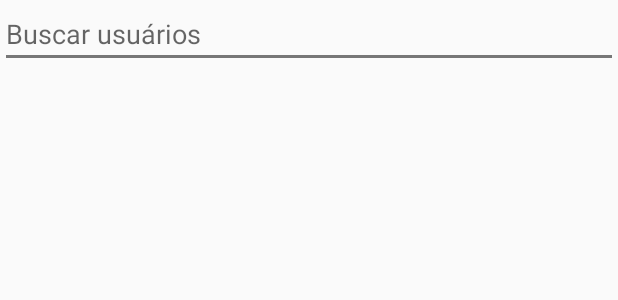
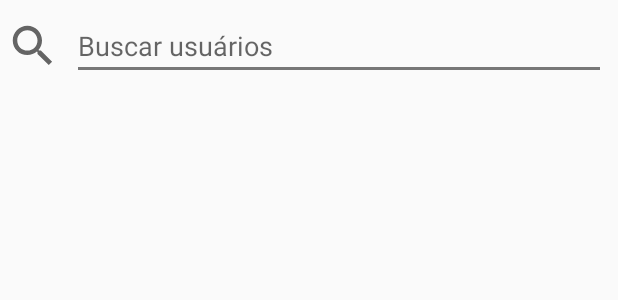
Before and after one commit to leandro-jesus-eng/Apis-mobile-UEMS, an Android app: the layout activity_share_lote.xml on its own in the app's theme, with its tools: preview values and no code run, on a phone screen of 412 x 824 dp. Shown: the top 300 px of the screen. Run offline under Robolectric (Android 15) with nearby library versions, the phone set to English and light mode, and no system bars.

Commit message:
[NEW] User list and search

```diff
--- a/app/src/main/java/com/apis/features/lote_list/LoteViewHolder.java
+++ b/app/src/main/java/com/apis/features/lote_list/LoteViewHolder.java
@@ -14,6 +14,7 @@ public class LoteViewHolder extends RecyclerView.ViewHolder {
     final TextView experimento;
     final ImageButton btnExcluir;
     final ImageButton btnExportarDados;
+    final ImageButton shareLoteButton;
 
     public LoteViewHolder(View view) {
         super(view);
@@ -22,6 +23,6 @@ public class LoteViewHolder extends RecyclerView.ViewHolder {
         experimento = (TextView) view.findViewById(R.id.lbl_experimento);
         btnExcluir = (ImageButton) view.findViewById(R.id.btnDeleteLote);
         btnExportarDados = (ImageButton) view.findViewById(R.id.btnExportarDados);
-
+        shareLoteButton = (ImageButton) view.findViewById(R.id.share_lote_button);
     }
 }
--- /dev/null
+++ b/app/src/main/res/drawable/ic_baseline_search_24.xml
@@ -0,0 +1,10 @@
+<vector xmlns:android="http://schemas.android.com/apk/res/android"
+    android:width="24dp"
+    android:height="24dp"
+    android:viewportWidth="24"
+    android:viewportHeight="24"
+    android:tint="?attr/colorControlNormal">
+  <path
+      android:fillColor="@android:color/white"
+      android:pathData="M15.5,14h-0.79l-0.28,-0.27C15.41,12.59 16,11.11 16,9.5 16,5.91 13.09,3 9.5,3S3,5.91 3,9.5 5.91,16 9.5,16c1.61,0 3.09,-0.59 4.23,-1.57l0.27,0.28v0.79l5,4.99L20.49,19l-4.99,-5zM9.5,14C7.01,14 5,11.99 5,9.5S7.01,5 9.5,5 14,7.01 14,9.5 11.99,14 9.5,14z"/>
+</vector>
--- a/app/src/main/res/layout/activity_share_lote.xml
+++ b/app/src/main/res/layout/activity_share_lote.xml
@@ -6,12 +6,24 @@
     android:layout_height="match_parent"
     tools:context=".features.shareLote.ShareLoteActivity">
 
+    <ImageButton
+        android:id="@+id/share_lote_search_button"
+        android:layout_width="36dp"
+        android:layout_height="36dp"
+        android:layout_marginStart="4dp"
+        android:background="@drawable/ic_baseline_search_24"
+        app:layout_constraintBottom_toBottomOf="@id/share_lote_search_editText"
+        app:layout_constraintStart_toStartOf="parent"
+        app:layout_constraintTop_toTopOf="@id/share_lote_search_editText" />
+
     <EditText
         android:id="@+id/share_lote_search_editText"
-        android:layout_width="match_parent"
+        android:layout_width="0dp"
         android:layout_height="wrap_content"
+        android:layout_margin="8dp"
         android:hint="Buscar usuários"
-        app:layout_constraintStart_toStartOf="parent"
+        app:layout_constraintEnd_toEndOf="parent"
+        app:layout_constraintStart_toEndOf="@+id/share_lote_search_button"
         app:layout_constraintTop_toTopOf="parent" />
 
     <androidx.recyclerview.widget.RecyclerView
@@ -19,6 +31,8 @@
         android:layout_width="match_parent"
         android:layout_height="0dp"
         app:layout_constraintBottom_toBottomOf="parent"
-        app:layout_constraintTop_toBottomOf="@id/share_lote_search_editText" />
+        app:layout_constraintTop_toBottomOf="@id/share_lote_search_editText"
+        android:layout_margin="8dp"
+        app:layoutManager="androidx.recyclerview.widget.LinearLayoutManager"/>
 
 </androidx.constraintlayout.widget.ConstraintLayout>
```
Also changed, not shown: app/src/main/java/com/apis/features/lote_list/LoteAdapter.java (+11 -0 lines), app/src/main/java/com/apis/features/shareLote/ShareLoteActivity.java (+55 -1 lines), app/src/main/java/com/apis/features/shareLote/ShareLoteAdapter.java (added, +41 -0 lines), app/src/main/java/com/apis/features/shareLote/ShareLoteViewHolder.java (added, +22 -0 lines), app/src/main/res/drawable/ic_baseline_share_24.xml (added, +10 -0 lines), app/src/main/res/layout/item_lote.xml (+19 -5 lines), app/src/main/res/layout/item_user.xml (added, +51 -0 lines).
